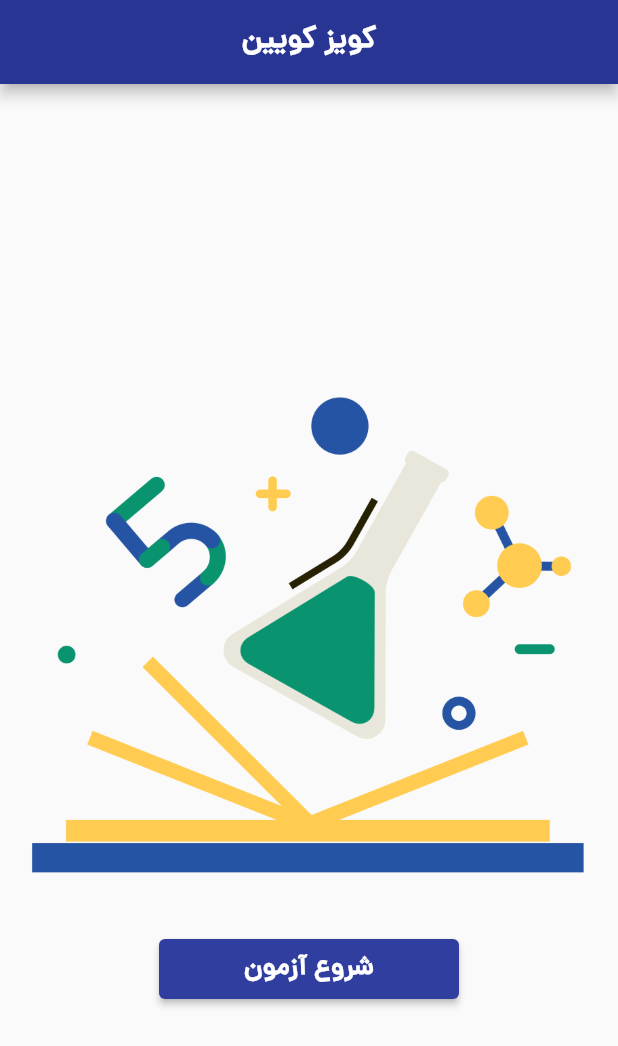
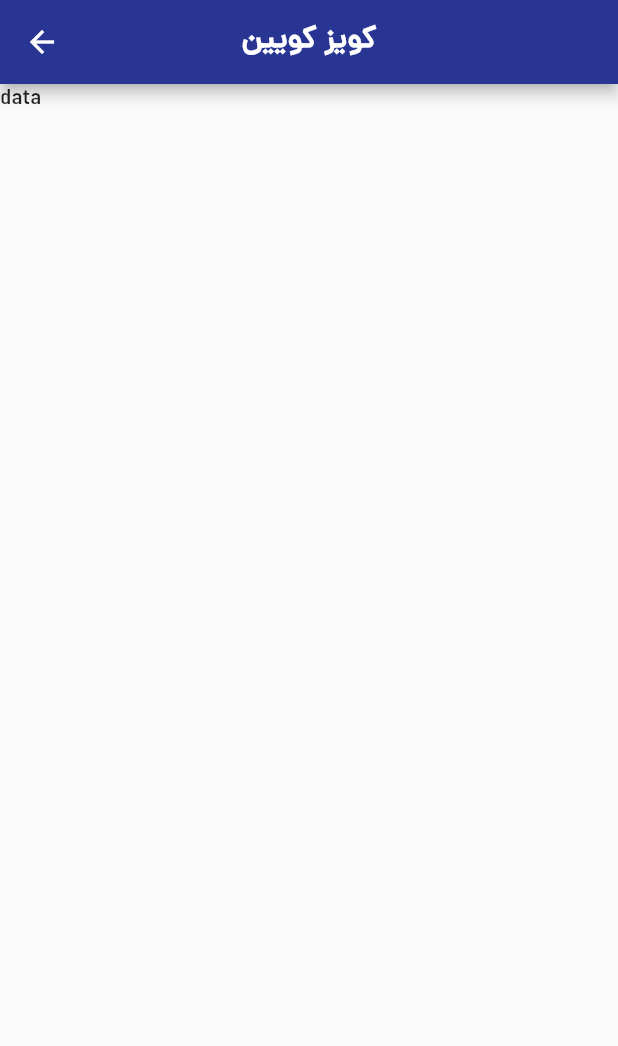
Before and after one commit to Milad-heydarloo/quiz_app, a Flutter app: the screen it shows after launch, after a tap on "شروع آزمون", on a phone screen of 412 x 824 dp. Shown: the top 1046 px of the screen. Run offline on Flutter 3.47's test engine with Material 2 defaults, Android fonts, the light colour scheme and no system bars.

Commit message:
quiz page in class

```diff
--- a/lib/Home_Page.dart
+++ b/lib/Home_Page.dart
@@ -1,4 +1,5 @@
 import 'package:flutter/material.dart';
+import 'package:yu/quiz_page.dart';
 
 class HomeBodyWidget extends StatelessWidget {
   const HomeBodyWidget({Key? key}) : super(key: key);
@@ -29,7 +30,14 @@ class HomeBodyWidget extends StatelessWidget {
                 minimumSize: Size(200.0, 40.0),
                 backgroundColor: Colors.indigo[700],
               ),
-              onPressed: () {},
+              onPressed: () {
+                Navigator.push(
+                  context,
+                  MaterialPageRoute(
+                    builder: (context) => quiz_pages(),
+                  ),
+                );
+              },
               child: Text(
                 textAlign: TextAlign.center,
                 'شروع آزمون',
--- a/lib/quiz_page.dart
+++ b/lib/quiz_page.dart
@@ -0,0 +1,23 @@
+import 'package:flutter/material.dart';
+
+class quiz_pages extends StatelessWidget {
+  const quiz_pages({Key? key}) : super(key: key);
+
+  @override
+  Widget build(BuildContext context) {
+    return Scaffold(
+      appBar: AppBar(
+        centerTitle: true,
+        backgroundColor: Colors.indigo[800],
+        title: Text(
+          'کویز کویین',
+          style: TextStyle(
+            fontWeight: FontWeight.bold,
+            color: Colors.white,
+          ),
+        ),
+      ),
+      body: SafeArea(child: Text('data')),
+    );
+  }
+}
```
